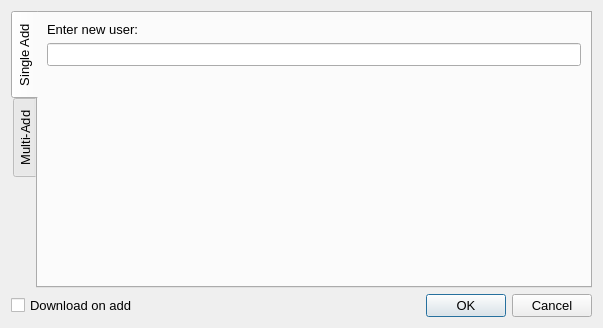
This is Resources/ui_files/add_reddit_object_dialog.ui in MalloyDelacroix/DownloaderForReddit as Qt 5 draws it before an edit. The edited form follows.
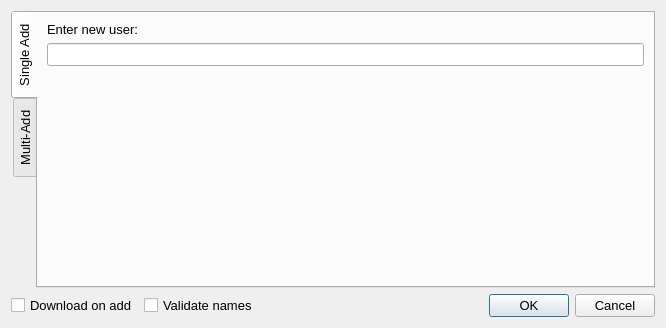
This is the edited form. Icons and pictures are not drawn.

Commit message: Add validate names checkbox to add objects dialog ui

What changed in the file:
```diff
--- a/Resources/ui_files/add_reddit_object_dialog.ui
+++ b/Resources/ui_files/add_reddit_object_dialog.ui
@@ -6,7 +6,7 @@
    <rect>
     <x>0</x>
     <y>0</y>
-    <width>603</width>
+    <width>666</width>
     <height>328</height>
    </rect>
   </property>
@@ -150,6 +150,13 @@
        </property>
       </widget>
      </item>
+     <item>
+      <widget class="QCheckBox" name="validate_names_checkbox">
+       <property name="text">
+        <string>Validate names</string>
+       </property>
+      </widget>
+     </item>
      <item>
       <widget class="QDialogButtonBox" name="dialog_button_box">
        <property name="standardButtons">
```
Left out of the diff: 10 changed lines with no effect on the pictures. The commit also changes 1 other file.
